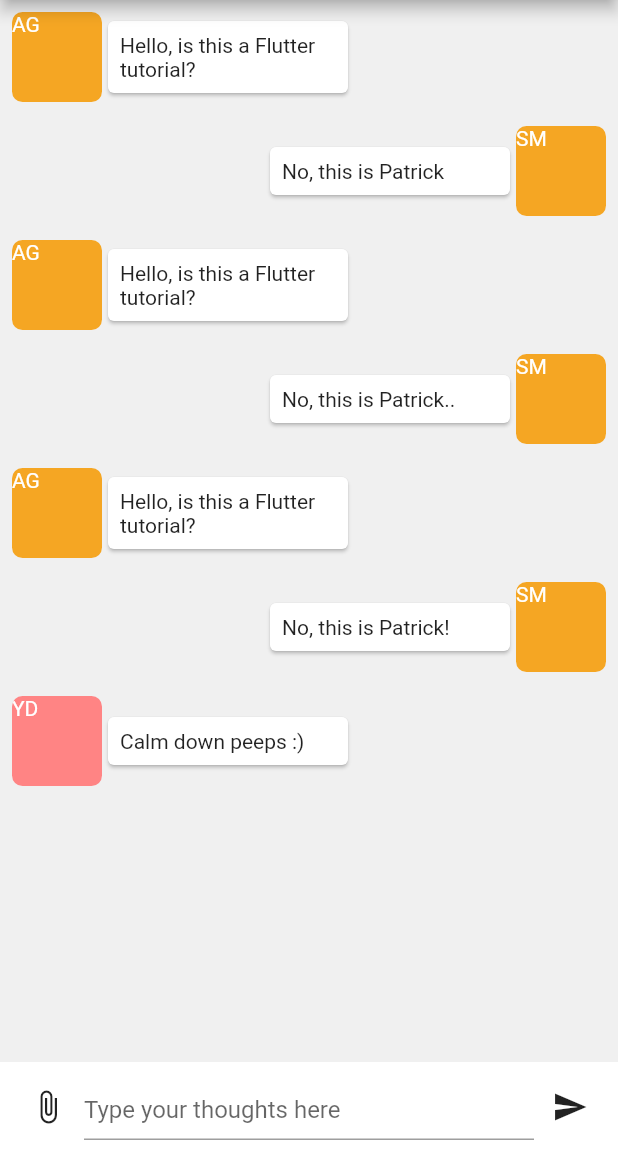
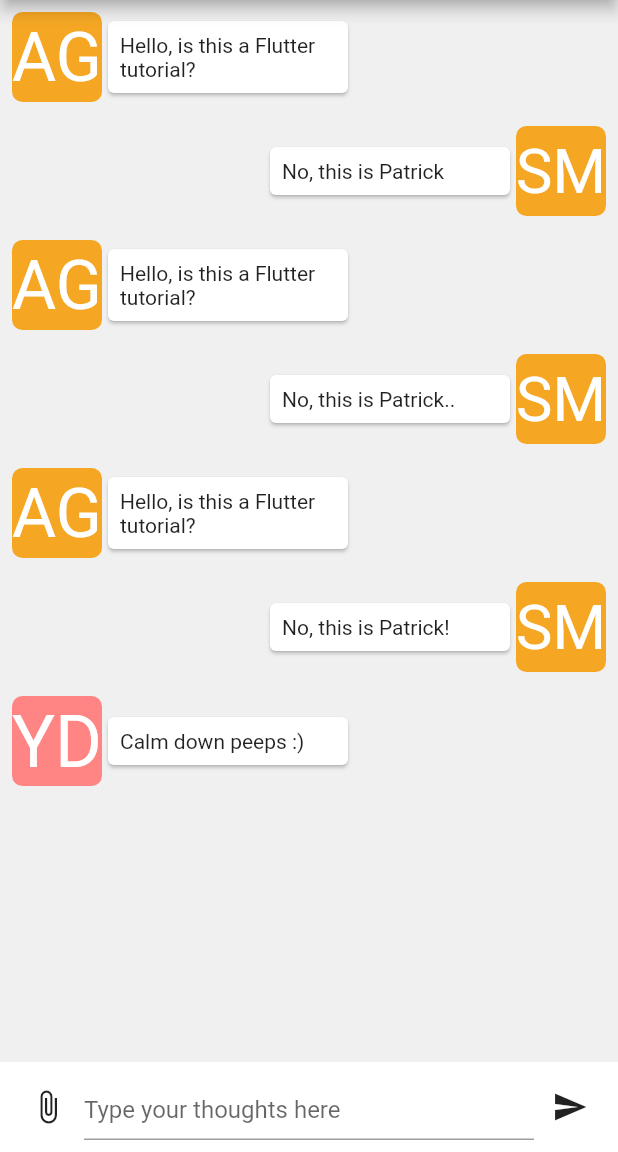
Before and after one commit to FrancaTM/responsive-chat-app, a Flutter app: the screen it shows after launch, after a tap on an icon or button, on a phone screen of 412 x 824 dp, the part 84-1236 px from its top. Run offline on Flutter 3.47's test engine with Material 2 defaults, Android fonts, the phone set to English and light mode, and no system bars.

Commit message:
add fitted box to auto-resize text

```diff
--- a/lib/widgets/avatar_image_view.dart
+++ b/lib/widgets/avatar_image_view.dart
@@ -49,9 +49,12 @@ class AvatarImageView extends StatelessWidget {
           .take(letterCount)
           .join()
           .toUpperCase();
-      return Text(
-        initials,
-        style: TextStyle(color: textColor, fontSize: 14),
+      return FittedBox(
+        fit: BoxFit.contain,
+        child: Text(
+          initials,
+          style: TextStyle(color: textColor, fontSize: 14),
+        ),
       );
     } else {
       return Image.network(photoUrl);
```
